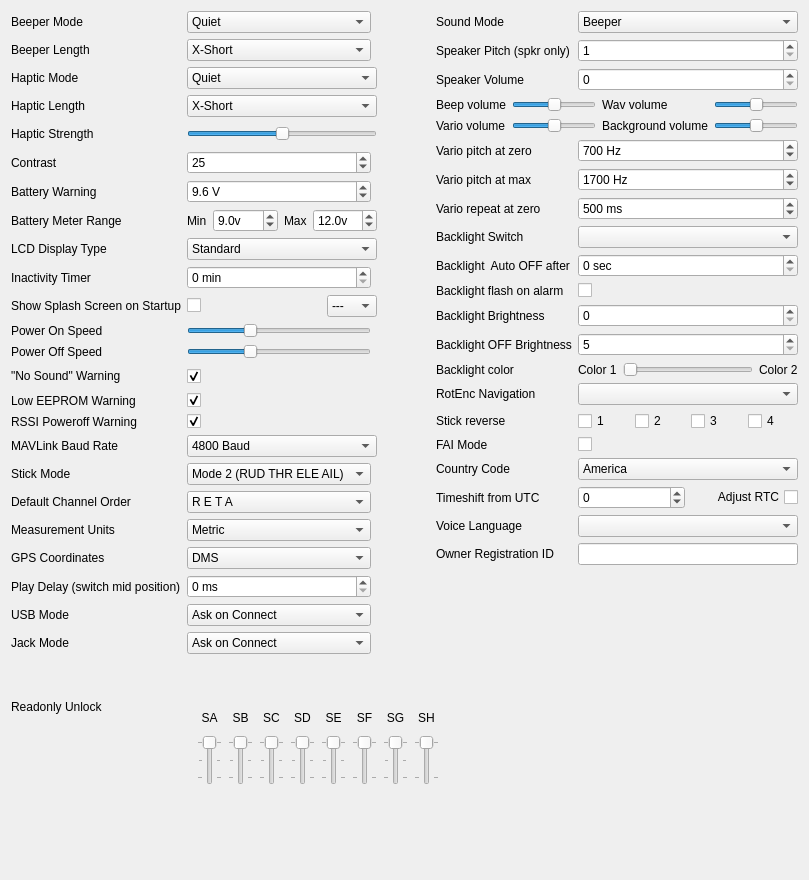
First picture: the form in companion/src/generaledit/generalsetup.ui, repository opentx/opentx, before the edit.
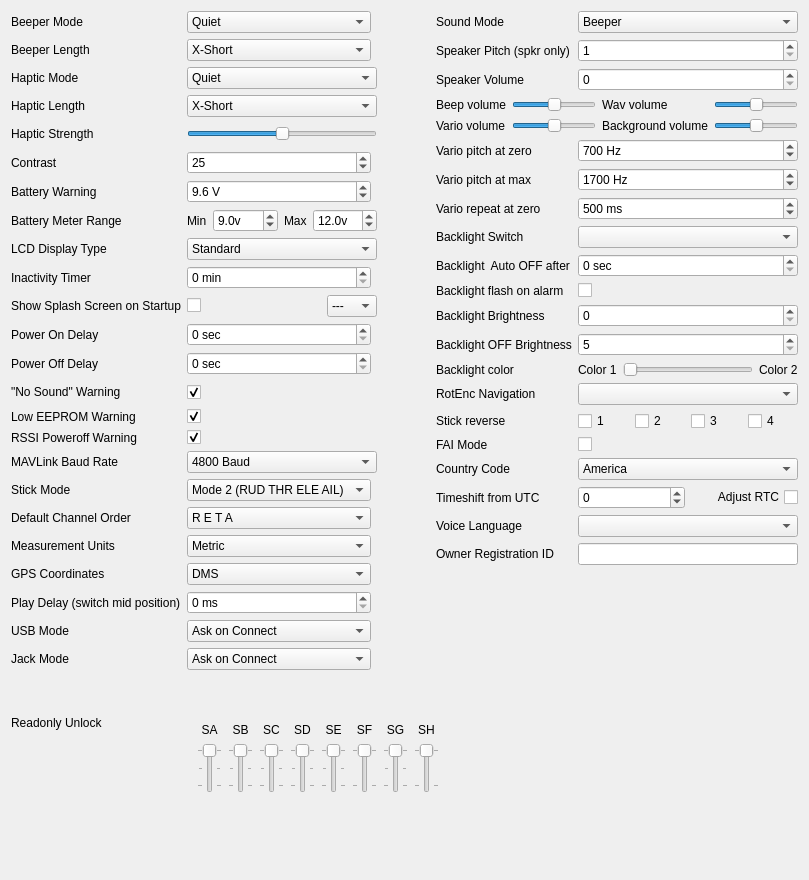
Second picture: the form after the edit.

Commit message: setup power delay instead of speed

The edit to the form file:
```diff
--- a/companion/src/generaledit/generalsetup.ui
+++ b/companion/src/generaledit/generalsetup.ui
@@ -1569,7 +1569,7 @@
      <item row="11" column="0">
       <widget class="QLabel" name="pwrOnSpeedLabel">
        <property name="text">
-        <string>Power On Speed</string>
+        <string>Power On Delay</string>
        </property>
       </widget>
      </item>
@@ -2434,33 +2434,27 @@
      <item row="12" column="0">
       <widget class="QLabel" name="pwrOffSpeedLabel">
        <property name="text">
-        <string>Power Off Speed</string>
+        <string>Power Off Delay</string>
        </property>
       </widget>
      </item>
      <item row="11" column="1">
-      <widget class="QSlider" name="pwrOnSpeed">
-       <property name="minimum">
-        <number>-1</number>
+      <widget class="QSpinBox" name="pwrOnDelay">
+       <property name="suffix">
+        <string> sec</string>
        </property>
        <property name="maximum">
-        <number>2</number>
-       </property>
-       <property name="orientation">
-        <enum>Qt::Horizontal</enum>
+        <number>3</number>
        </property>
       </widget>
      </item>
      <item row="12" column="1">
-      <widget class="QSlider" name="pwrOffSpeed">
-       <property name="minimum">
-        <number>-1</number>
+      <widget class="QSpinBox" name="pwrOffDelay">
+       <property name="suffix">
+        <string> sec</string>
        </property>
        <property name="maximum">
-        <number>2</number>
-       </property>
-       <property name="orientation">
-        <enum>Qt::Horizontal</enum>
+        <number>3</number>
        </property>
       </widget>
      </item>
```
Left out of the diff: 4 changed lines with no effect on the pictures. The commit also changes 18 other files.
